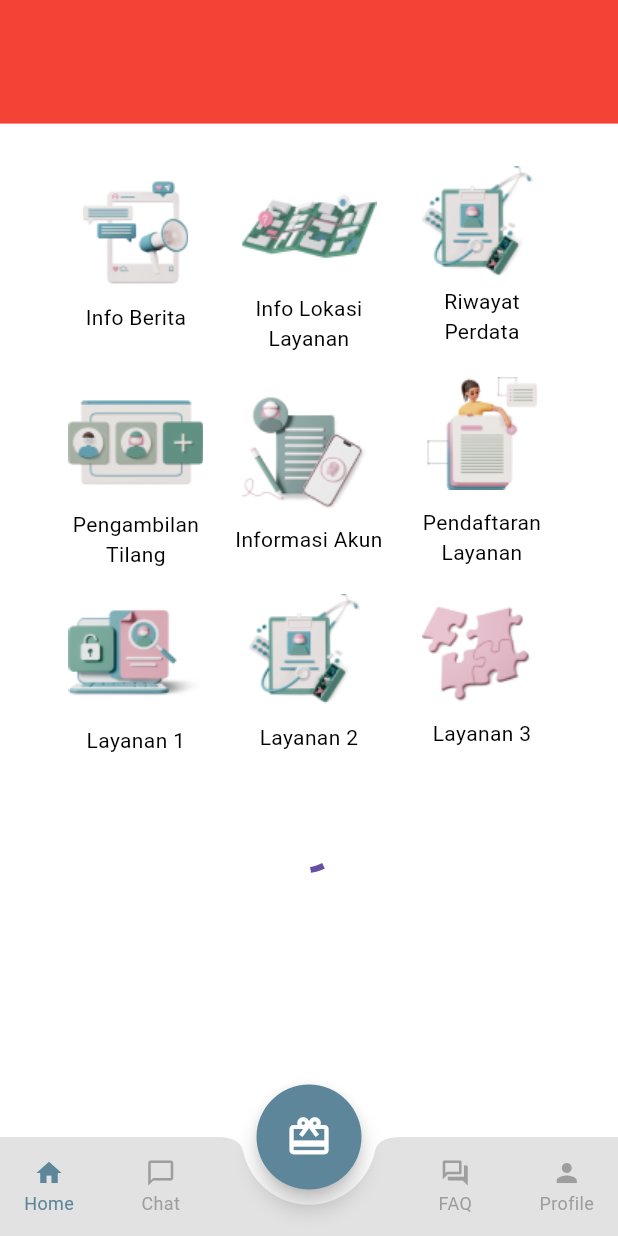
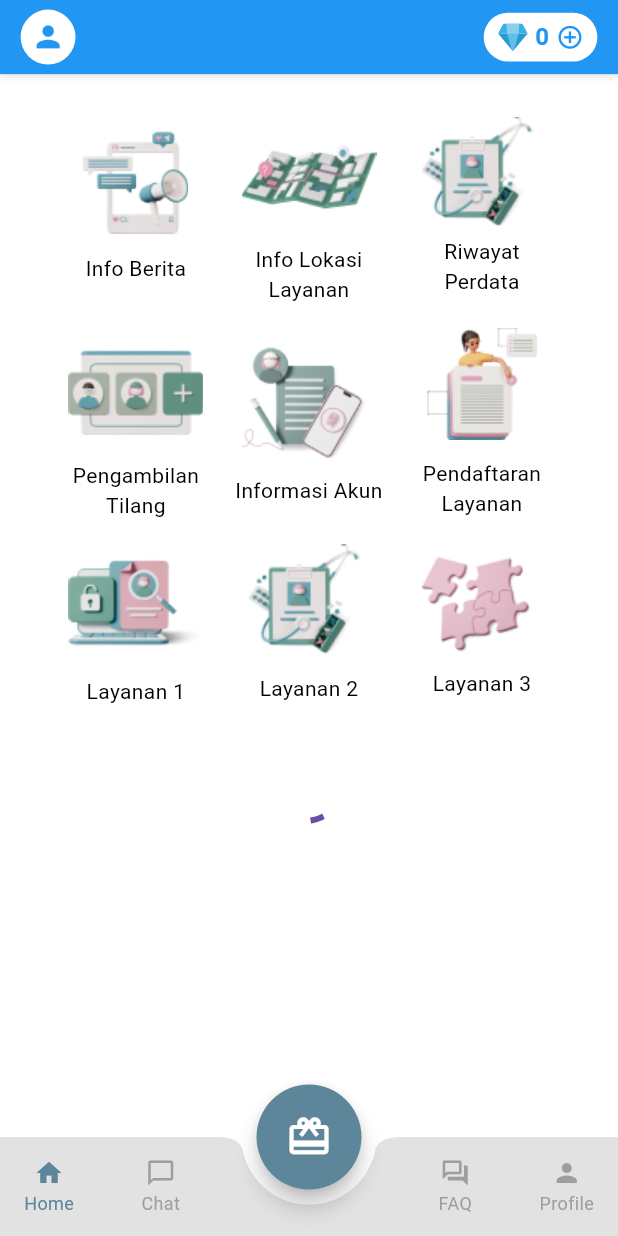
Before and after one commit to thaarrtt/ariane_mobile, a Flutter app: the screen it shows after launch, on a phone screen of 412 x 824 dp. Run offline on Flutter 3.47's test engine with Material 3 defaults, Android fonts, the phone set to English and light mode, and no system bars; drawn by our look-alikes of flutter_advanced_drawer; our stand-ins replace dio, flutter_animate, flutter_hooks, flutter_native_splash, flutter_onboarding_slider, flutter_screenutil and 8 more; missing offline and left inert: carousel_slider_plus, flutter_easy_faq, oidc, oidc_default_store; accounts and stored records are empty; generated files the repository leaves out were written again; statements that could not run were skipped.

Commit message:
header and gems and profile

```diff
--- a/lib/home/view/dash_screen_header.dart
+++ b/lib/home/view/dash_screen_header.dart
@@ -1,14 +1,82 @@
 import 'package:flutter/material.dart';
 import 'package:flutter_screenutil/flutter_screenutil.dart';
+import 'package:flutter_svg/flutter_svg.dart';
 
 class DashBoardScreenHeader extends StatelessWidget {
-  const DashBoardScreenHeader({super.key});
+  final int gemsBalance;
+  final VoidCallback onProfileTap;
+  final VoidCallback onTopUpTap;
+
+  const DashBoardScreenHeader({
+    super.key,
+    required this.gemsBalance,
+    required this.onProfileTap,
+    required this.onTopUpTap,
+  });
 
   @override
   Widget build(BuildContext context) {
     return Container(
-      height: 0.1.sh,
-      color: Colors.red,
+      height: 0.06.sh, // Reduced height
+      padding:
+          EdgeInsets.symmetric(horizontal: 12.w), // Reduced horizontal padding
+      decoration: BoxDecoration(
+        color: Colors.blue,
+        boxShadow: [
+          BoxShadow(
+            color: Colors.black.withOpacity(0.1),
+            blurRadius: 4,
+            offset: const Offset(0, 2),
+          ),
+        ],
+      ),
+      child: Row(
+        mainAxisAlignment: MainAxisAlignment.spaceBetween,
+        children: [
+          GestureDetector(
+            onTap: onProfileTap,
+            child: CircleAvatar(
+              radius: 16.r, // Reduced radius
+              backgroundColor: Colors.white,
+              child: Icon(Icons.person,
+                  color: Colors.blue, size: 20.r), // Reduced icon size
+            ),
+          ),
+          GestureDetector(
+            onTap: onTopUpTap,
+            child: Container(
+              padding: EdgeInsets.symmetric(
+                  horizontal: 8.w, vertical: 4.h), // Reduced padding
+              decoration: BoxDecoration(
+                color: Colors.white,
+                borderRadius:
+                    BorderRadius.circular(16.r), // Reduced border radius
+              ),
+              child: Row(
+                children: [
+                  SvgPicture.asset(
+                    'assets/icons/diamond.svg',
+                    width: 18.w, // Reduced width
+                    height: 18.h, // Reduced height
+                  ),
+                  SizedBox(width: 4.w), // Reduced spacing
+                  Text(
+                    '$gemsBalance',
+                    style: TextStyle(
+                      color: Colors.blue,
+                      fontWeight: FontWeight.bold,
+                      fontSize: 14.sp, // Reduced font size
+                    ),
+                  ),
+                  SizedBox(width: 4.w), // Reduced spacing
+                  Icon(Icons.add_circle_outline,
+                      color: Colors.blue, size: 16.r), // Reduced icon size
+                ],
+              ),
+            ),
+          ),
+        ],
+      ),
     );
   }
 }
--- a/lib/home/view/dashboar_screen.dart
+++ b/lib/home/view/dashboard_screen.dart
@@ -13,7 +13,15 @@ class DashboardScreen extends ConsumerWidget {
     return SingleChildScrollView(
       child: Column(
         children: [
-          const DashBoardScreenHeader(),
+          DashBoardScreenHeader(
+            gemsBalance: 0,
+            onProfileTap: () {
+              // Handle profile tap
+            },
+            onTopUpTap: () {
+              // Handle top-up tap
+            },
+          ),
           SizedBox(height: 0.02.sh),
           SizedBox(
             height: 0.5.sh,
--- a/lib/home/view/home_page.dart
+++ b/lib/home/view/home_page.dart
@@ -6,7 +6,7 @@ import 'package:ariane_mobile/auth/view/account_screen.dart';
 import 'package:ariane_mobile/common/utils/app_style.dart';
 import 'package:ariane_mobile/home/view/chat_screen.dart';
 import 'package:ariane_mobile/home/view/faq_screen.dart';
-import 'package:ariane_mobile/home/view/dashboar_screen.dart';
+import 'package:ariane_mobile/home/view/dashboard_screen.dart';
 import 'package:ariane_mobile/home/view/side_drawer_home.dart';
 
 class Index extends StateNotifier<int> {
```
Also changed, not shown: assets/icons/diamond.svg (added).
